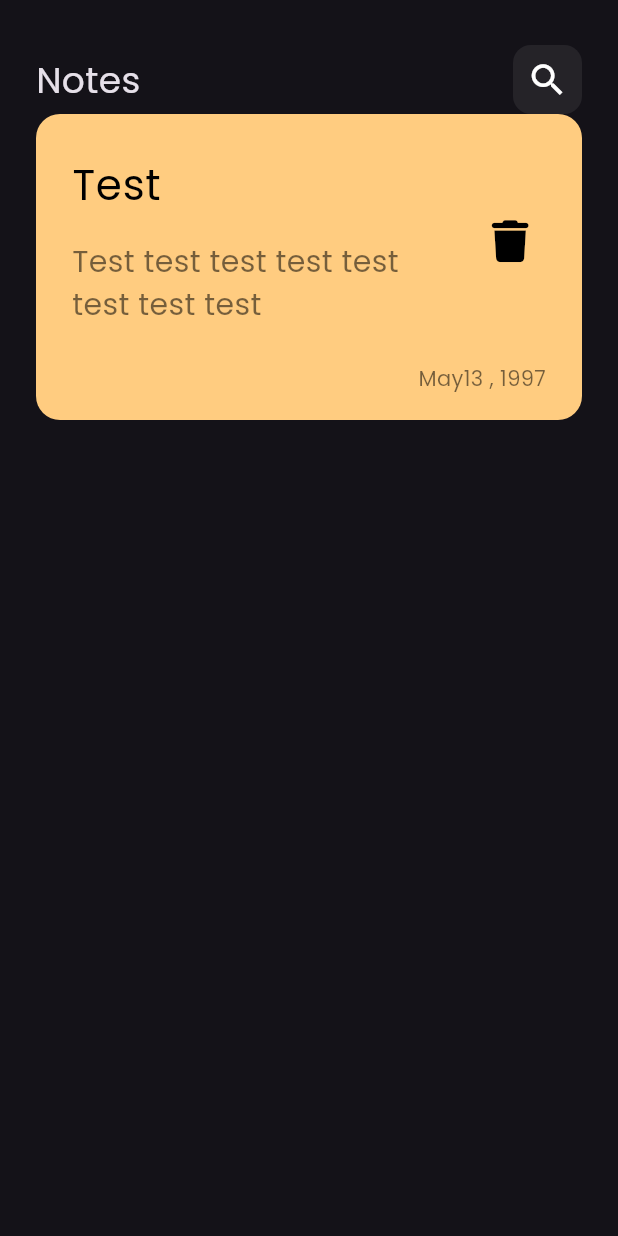
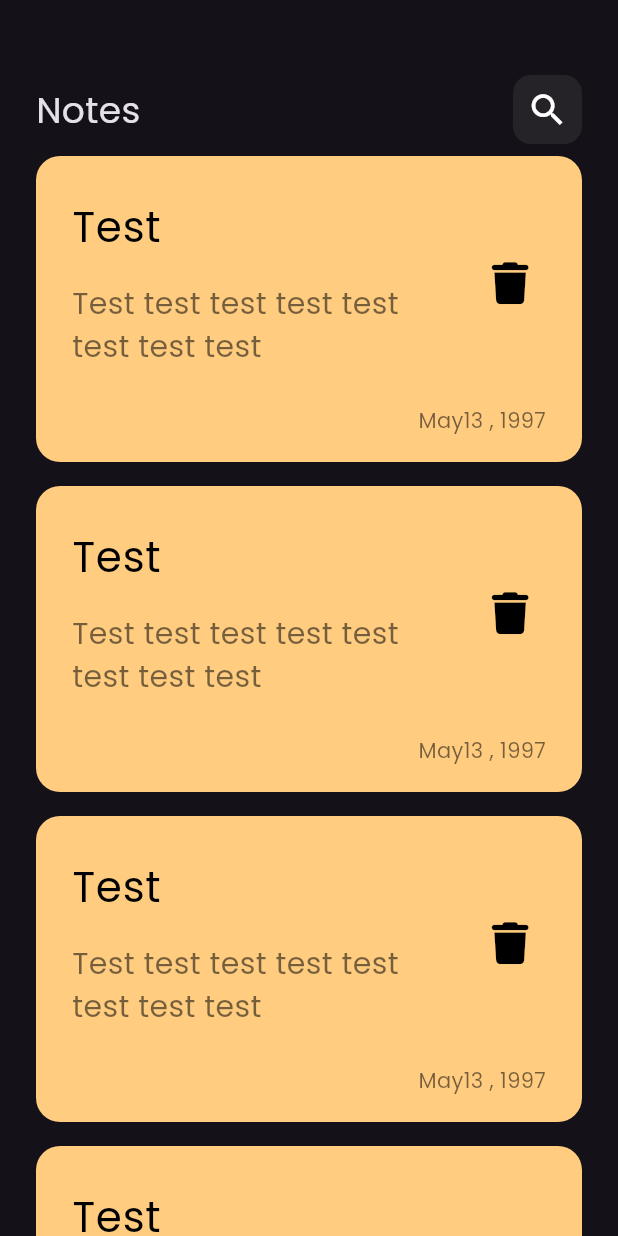
Before and after one commit to mostafakhalaf11/notes_app, a Flutter app: the screen it shows after launch, on a phone screen of 412 x 824 dp. Run offline on Flutter 3.47's test engine with Material 3 defaults, Android fonts, the phone set to English and light mode, and no system bars; our stand-ins replace font_awesome_flutter.

Commit message:
create notes list view

```diff
--- a/lib/views/widgets/custom_note_item.dart
+++ b/lib/views/widgets/custom_note_item.dart
@@ -1,4 +1,3 @@
-
 import 'package:flutter/material.dart';
 import 'package:font_awesome_flutter/font_awesome_flutter.dart';
 
--- /dev/null
+++ b/lib/views/widgets/notes_list_view.dart
@@ -0,0 +1,18 @@
+import 'package:flutter/material.dart';
+import 'custom_note_item.dart';
+
+class NotesListView extends StatelessWidget {
+  const NotesListView({super.key});
+
+  @override
+  Widget build(BuildContext context) {
+    return ListView.builder(
+        itemCount: 10,
+        itemBuilder: (context, index) {
+          return const Padding(
+            padding: EdgeInsets.symmetric(vertical: 8),
+            child: NoteItem(),
+          );
+        });
+  }
+}
--- a/lib/views/widgets/notes_view_body.dart
+++ b/lib/views/widgets/notes_view_body.dart
@@ -1,7 +1,6 @@
 import 'package:flutter/material.dart';
-
 import 'custom_app_bar.dart';
-import 'custom_note_item.dart';
+import 'notes_list_view.dart';
 
 class NotesViewBody extends StatelessWidget {
   const NotesViewBody({super.key});
@@ -13,10 +12,10 @@ class NotesViewBody extends StatelessWidget {
       child: Column(
         children: [
           SizedBox(
-            height: 30,
+            height: 50,
           ),
           CustomAppBar(),
-          NoteItem(),
+          Expanded(child: NotesListView()),
         ],
       ),
     );
```
